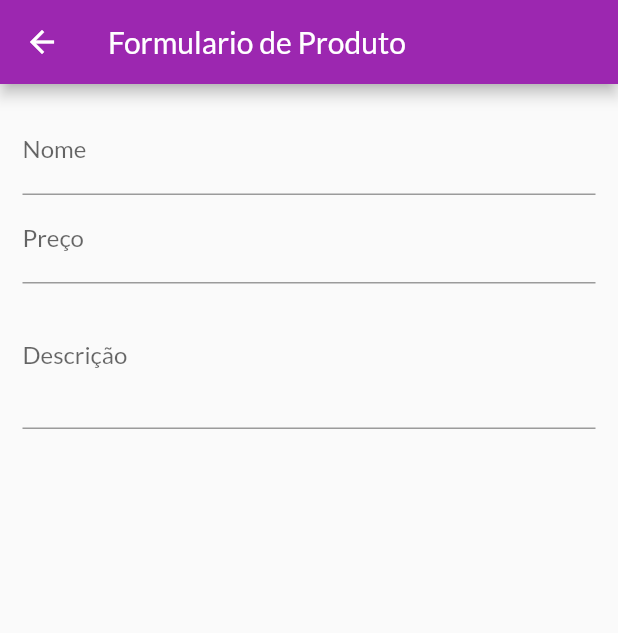
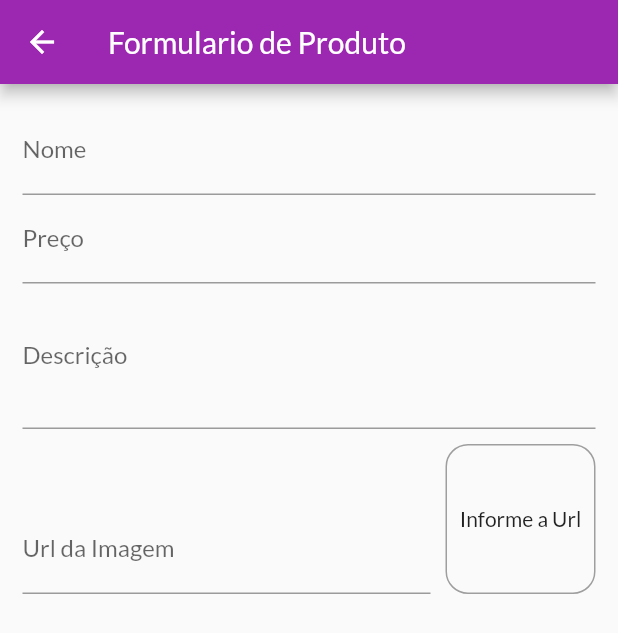
Before and after one commit to marcelooo616/study_projects, a Flutter app: the ProductFormPage screen opened by its route, on a phone screen of 412 x 824 dp. Shown: the top 633 px of the screen. Run offline on Flutter 3.47's test engine with Material 2 defaults, Android fonts, the phone set to English and light mode, and no system bars; network calls fail.

Commit message:
feat - Campo de entrada de URL

```diff
--- a/shop/lib/src/view/pages/product_form_page.dart
+++ b/shop/lib/src/view/pages/product_form_page.dart
@@ -10,13 +10,31 @@ class ProductFormPage extends StatefulWidget {
 class _ProductFormPageState extends State<ProductFormPage> {
   final _priceFocus = FocusNode();
   final _descriptionFocus = FocusNode();
+  final _imageUrlFocus = FocusNode();
+  final _imageUrlController = TextEditingController();
 
+  @override
+  void initState() {
+    super.initState();
+    _imageUrlFocus.addListener(updateImage);
+  }
   @override
   void dispose() {
     // TODO: implement dispose
     super.dispose();
     _priceFocus.dispose();
+    _descriptionFocus.dispose();
+    _imageUrlFocus.removeListener(updateImage);
+    _imageUrlFocus.dispose();
+
   }
+
+  void updateImage(){
+    setState(() {
+
+    });
+  }
+
   @override
   Widget build(BuildContext context) {
 
@@ -51,7 +69,43 @@ class _ProductFormPageState extends State<ProductFormPage> {
                 focusNode: _descriptionFocus,
                 keyboardType: TextInputType.multiline,
                 maxLines: 3,
+                onFieldSubmitted: (_){
+                  FocusScope.of(context).requestFocus(_imageUrlFocus);
+                },
 
+              ),
+              Row(
+                crossAxisAlignment: CrossAxisAlignment.end,
+                children: [
+                  Expanded(
+                    child: TextFormField(
+                      controller: _imageUrlController,
+                      decoration: InputDecoration(labelText: 'Url da Imagem'),
+                      textInputAction: TextInputAction.done,
+                      keyboardType: TextInputType.url,
+                      focusNode: _imageUrlFocus,
+                    ),
+                  ),
+                  Container(
+                    width: 100,
+                    height: 100,
+                    margin: const EdgeInsets.only(top: 10, left: 10),
+                    decoration: BoxDecoration(
+                      borderRadius: BorderRadius.circular(15),
+                      border: Border.all(
+                        color: Colors.grey
+                      )
+                    ),
+                    alignment: Alignment.center,
+                    child: _imageUrlController.text.isEmpty
+                        ? Text('Informe a Url')
+                        : FittedBox(
+                      child: Image.network(_imageUrlController.text),
+                      fit: BoxFit.cover,
+                    )
+                  )
+
+                ],
               ),
             ],
           ),
```
